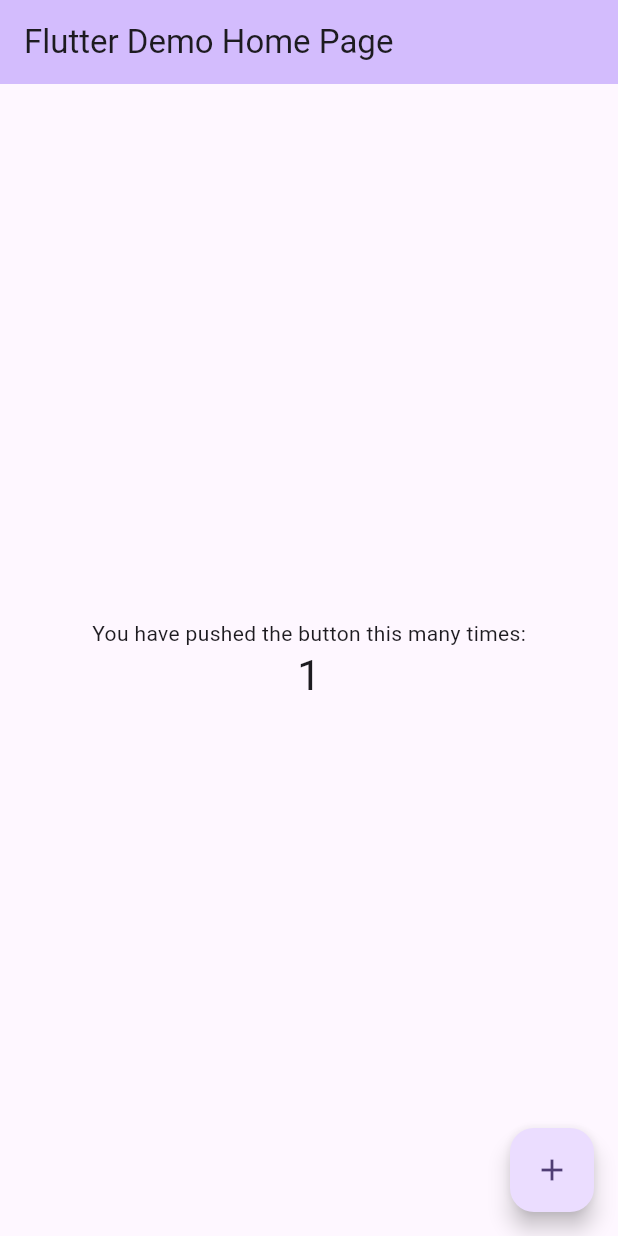
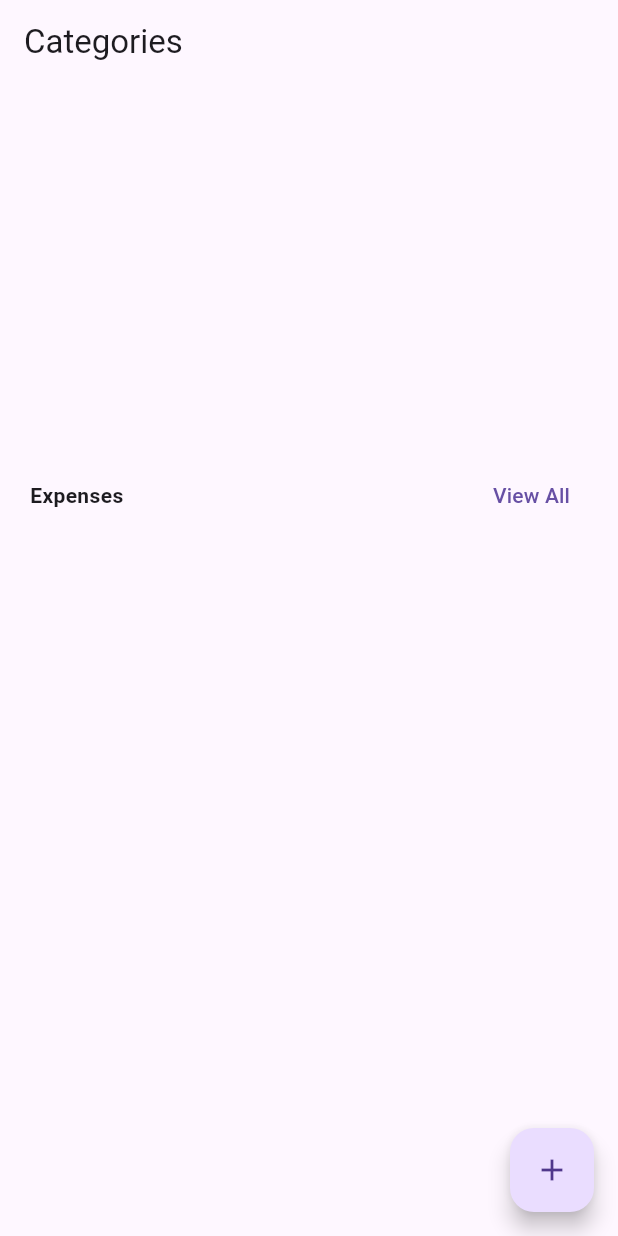
Before and after one commit to thushani-rubasinghe/Expences-Tracker-App, a Flutter app: the screen it shows after launch, after a tap on the "add" icon, on a phone screen of 412 x 824 dp. Run offline on Flutter 3.47's test engine with Material 3 defaults, Android fonts, the phone set to English and light mode, and no system bars; our stand-ins replace sqflite; accounts and stored records are empty.

Commit message:
category creation

```diff
--- a/lib/main.dart
+++ b/lib/main.dart
@@ -1,125 +1,29 @@
 import 'package:flutter/material.dart';
+import 'package:provider/provider.dart';
+import './models/database_provider.dart';
+// screens
+import './screens/category_screen.dart';
+
 
 void main() {
-  runApp(const MyApp());
+  runApp(ChangeNotifierProvider(
+    create: (_) => DatabaseProvider(),
+    child: const MyApp(),
+  ));
 }
 
 class MyApp extends StatelessWidget {
   const MyApp({super.key});
 
-  // This widget is the root of your application.
   @override
   Widget build(BuildContext context) {
     return MaterialApp(
-      title: 'Flutter Demo',
-      theme: ThemeData(
-        // This is the theme of your application.
-        //
-        // TRY THIS: Try running your application with "flutter run". You'll see
-        // the application has a purple toolbar. Then, without quitting the app,
-        // try changing the seedColor in the colorScheme below to Colors.green
-        // and then invoke "hot reload" (save your changes or press the "hot
-        // reload" button in a Flutter-supported IDE, or press "r" if you used
-        // the command line to start the app).
-        //
-        // Notice that the counter didn't reset back to zero; the application
-        // state is not lost during the reload. To reset the state, use hot
-        // restart instead.
-        //
-        // This works for code too, not just values: Most code changes can be
-        // tested with just a hot reload.
-        colorScheme: ColorScheme.fromSeed(seedColor: Colors.deepPurple),
-        useMaterial3: true,
-      ),
-      home: const MyHomePage(title: 'Flutter Demo Home Page'),
+      debugShowCheckedModeBanner: false,
+      initialRoute: CategoryScreen.name,
+      routes: {
+        CategoryScreen.name: (_) => const CategoryScreen(),
+
+      },
     );
   }
 }
-
-class MyHomePage extends StatefulWidget {
-  const MyHomePage({super.key, required this.title});
-
-  // This widget is the home page of your application. It is stateful, meaning
-  // that it has a State object (defined below) that contains fields that affect
-  // how it looks.
-
-  // This class is the configuration for the state. It holds the values (in this
-  // case the title) provided by the parent (in this case the App widget) and
-  // used by the build method of the State. Fields in a Widget subclass are
-  // always marked "final".
-
-  final String title;
-
-  @override
-  State<MyHomePage> createState() => _MyHomePageState();
-}
-
-class _MyHomePageState extends State<MyHomePage> {
-  int _counter = 0;
-
-  void _incrementCounter() {
-    setState(() {
-      // This call to setState tells the Flutter framework that something has
-      // changed in this State, which causes it to rerun the build method below
-      // so that the display can reflect the updated values. If we changed
-      // _counter without calling setState(), then the build method would not be
-      // called again, and so nothing would appear to happen.
-      _counter++;
-    });
-  }
-
-  @override
-  Widget build(BuildContext context) {
-    // This method is rerun every time setState is called, for instance as done
-    // by the _incrementCounter method above.
-    //
-    // The Flutter framework has been optimized to make rerunning build methods
-    // fast, so that you can just rebuild anything that needs updating rather
-    // than having to individually change instances of widgets.
-    return Scaffold(
-      appBar: AppBar(
-        // TRY THIS: Try changing the color here to a specific color (to
-        // Colors.amber, perhaps?) and trigger a hot reload to see the AppBar
-        // change color while the other colors stay the same.
-        backgroundColor: Theme.of(context).colorScheme.inversePrimary,
-        // Here we take the value from the MyHomePage object that was created by
-        // the App.build method, and use it to set our appbar title.
-        title: Text(widget.title),
-      ),
-      body: Center(
-        // Center is a layout widget. It takes a single child and positions it
-        // in the middle of the parent.
-        child: Column(
-          // Column is also a layout widget. It takes a list of children and
-          // arranges them vertically. By default, it sizes itself to fit its
-          // children horizontally, and tries to be as tall as its parent.
-          //
-          // Column has various properties to control how it sizes itself and
-          // how it positions its children. Here we use mainAxisAlignment to
-          // center the children vertically; the main axis here is the vertical
-          // axis because Columns are vertical (the cross axis would be
-          // horizontal).
-          //
-          // TRY THIS: Invoke "debug painting" (choose the "Toggle Debug Paint"
-          // action in the IDE, or press "p" in the console), to see the
-          // wireframe for each widget.
-          mainAxisAlignment: MainAxisAlignment.center,
-          children: <Widget>[
-            const Text(
-              'You have pushed the button this many times:',
-            ),
-            Text(
-              '$_counter',
-              style: Theme.of(context).textTheme.headlineMedium,
-            ),
-          ],
-        ),
-      ),
-      floatingActionButton: FloatingActionButton(
-        onPressed: _incrementCounter,
-        tooltip: 'Increment',
-        child: const Icon(Icons.add),
-      ), // This trailing comma makes auto-formatting nicer for build methods.
-    );
-  }
-}
--- /dev/null
+++ b/lib/models/database_provider.dart
@@ -0,0 +1,174 @@
+import 'package:flutter/material.dart';
+import 'package:sqflite/sqflite.dart';
+import 'package:path/path.dart';
+import '../constants/icons.dart';
+import './ex_category.dart';
+import 'expences.dart';
+
+
+class DatabaseProvider with ChangeNotifier {
+  String _searchText = '';
+
+  String get searchText => _searchText;
+
+  set searchText(String value) {
+    _searchText = value;
+    notifyListeners();
+    // when the value of the search text changes it will notify the widgets.
+  }
+
+  // in-app memory for holding the Expense categories temporarily
+  List<ExpenseCategory> _categories = [];
+
+  List<ExpenseCategory> get categories => _categories;
+
+  List<Expense> _expenses = [];
+
+  // when the search text is empty, return whole list, else search for the value
+  List<Expense> get expenses {
+    return _searchText != ''
+        ? _expenses
+        .where((e) =>
+        e.title.toLowerCase().contains(_searchText.toLowerCase()))
+        .toList()
+        : _expenses;
+  }
+
+  Database? _database;
+
+  Future<Database> get database async {
+    // database directory
+    final dbDirectory = await getDatabasesPath();
+    // database name
+    const dbName = 'expense_tc.db';
+    // full path
+    final path = join(dbDirectory, dbName);
+
+    _database = await openDatabase(
+      path,
+      version: 1,
+      onCreate: _createDb, // will create this separately
+    );
+
+    return _database!;
+  }
+
+  // _createDb function
+  static const cTable = 'categoryTable';
+  static const eTable = 'expenseTable';
+
+  Future<void> _createDb(Database db, int version) async {
+    // this method runs only once. when the database is being created
+    // so create the tables here and if you want to insert some initial values
+    // insert it in this function.
+
+    await db.transaction((txn) async {
+      // category table
+      await txn.execute('''CREATE TABLE $cTable(
+        title TEXT,
+        entries INTEGER,
+        totalAmount TEXT
+      )''');
+      // expense table
+      await txn.execute('''CREATE TABLE $eTable(
+        id INTEGER PRIMARY KEY AUTOINCREMENT,
+        title TEXT,
+        amount TEXT,
+        date TEXT,
+        category TEXT
+      )''');
+
+      // insert the initial categories.
+      // this will add all the categories to category table and initialize the 'entries' with 0 and 'totalAmount' to 0.0
+      for (int i = 0; i < icons.length; i++) {
+        await txn.insert(cTable, {
+          'title': icons.keys.toList()[i],
+          'entries': 0,
+          'totalAmount': (0.0).toString(),
+        });
+      }
+    });
+  }
+
+  // method to fetch categories
+
+  Future<List<ExpenseCategory>> fetchCategories() async {
+    // get the database
+    final db = await database;
+    return await db.transaction((txn) async {
+      return await txn.query(cTable).then((data) {
+        // 'data' is our fetched value
+        // convert it from "Map<String, object>" to "Map<String, dynamic>"
+        final converted = List<Map<String, dynamic>>.from(data);
+        // create a 'ExpenseCategory'from every 'map' in this 'converted'
+        List<ExpenseCategory> nList = List.generate(converted.length,
+                (index) => ExpenseCategory.fromString(converted[index]));
+        // set the value of 'categories' to 'nList'
+        _categories = nList;
+        // return the '_categories'
+        return _categories;
+      });
+    });
+  }
+
+  Future<void> updateCategory(String category,
+      int nEntries,
+      double nTotalAmount,) async {
+    final db = await database;
+    await db.transaction((txn) async {
+      await txn
+          .update(
+        cTable, // category table
+        {
+          'entries': nEntries, // new value of 'entries'
+          'totalAmount': nTotalAmount.toString(), // new value of 'totalAmount'
+        },
+        where: 'title == ?', // in table where the title ==
+        whereArgs: [category], // this category.
+      )
+          .then((_) {
+        // after updating in database. update it in our in-app memory too.
+        var file =
+        _categories.firstWhere((element) => element.title == category);
+        file.entries = nEntries;
+        file.totalAmount = nTotalAmount;
+        notifyListeners();
+      });
+    });
+  }
+
+  // method to add an expense to database
+
+  Future<void> addExpense(Expense exp) async {
+    final db = await database;
+    await db.transaction((txn) async {
+      await txn
+          .insert(
+        eTable,
+        exp.toMap(),
+        conflictAlgorithm: ConflictAlgorithm.replace,
+      )
+          .then((generatedId) {
+        // after inserting in a database. we store it in in-app memory with new expense with generated id
+        final file = Expense(
+            id: generatedId,
+            title: exp.title,
+            amount: exp.amount,
+            date: exp.date,
+            category: exp.category);
+        // add it to '_expenses'
+
+        _expenses.add(file);
+        // notify the listeners about the change in value of '_expenses'
+        notifyListeners();
+        // after we inserted the expense, we need to update the 'entries' and 'totalAmount' of the related 'category'
+        var ex = findCategory(exp.category);
+
+        updateCategory(
+            exp.category, ex.entries + 1, ex.totalAmount + exp.amount);
+      });
+    });
+  }
+
+  findCategory(String category) {}
+}
--- /dev/null
+++ b/lib/models/ex_category.dart
@@ -0,0 +1,41 @@
+// this is expense category class or model
+// every expense will have a category that it belongs to.
+import 'package:flutter/material.dart';
+import '../constants/icons.dart';
+
+class ExpenseCategory {
+  final String title; // the title of the category
+  int entries =
+  0; // how many expenses are in this category. it will change overtime
+  double totalAmount = 0.0; // total amount of expenses in this category
+  final IconData icon; // we will define some constant icons.
+
+  // constructor
+  ExpenseCategory({
+    required this.title,
+    required this.entries,
+    required this.totalAmount,
+    required this.icon,
+  });
+
+  // we need a method to convert this 'model' to a 'Map'.
+  // so that we can insert it into a database
+  Map<String, dynamic> toMap() => {
+    'title': title,
+    'entries': entries,
+    'totalAmount': totalAmount
+        .toString(), // our database won't be able to store double values so we convert it to a string
+    // not gonna store the icons in database. that's too much work.
+  };
+
+  // when we retrieve the data from the database it will be a 'Map'.
+  // for our app to understand the data, we need to convert it back to a 'Expense Category'
+  factory ExpenseCategory.fromString(Map<String, dynamic> value) =>
+      ExpenseCategory(
+        title: value['title'],
+        entries: value['entries'],
+        totalAmount: double.parse(value['totalAmount']),
+        // it will search the 'icons' map and find the value related to the title.
+        icon: icons[value['title']]!,
+      );
+}
--- /dev/null
+++ b/lib/models/expences.dart
@@ -0,0 +1,34 @@
+class Expense {
+  final int id; // unique id for every expense
+  final String title; // what are we spending on
+  final double amount; // how much are we spending
+  final DateTime date; // when are we spending
+  final String category; // which category on we spending
+
+  // constructor
+  Expense({
+    required this.id,
+    required this.title,
+    required this.amount,
+    required this.date,
+    required this.category,
+
+  });
+
+  // 'Expense' to 'Map'
+  Map<String, dynamic> toMap() => {
+    // id will generate automatically
+    'title': title,
+    'amount': amount.toString(),
+    'date': date.toString(),
+    'category': category,
+  };
+
+  // 'Map' to 'Expense'
+  factory Expense.fromString(Map<String, dynamic> value) => Expense(
+      id: value['id'],
+      title: value['title'],
+      amount: double.parse(value['amount']),
+      date: DateTime.parse(value['date']),
+      category: value['category']);
+}
--- /dev/null
+++ b/lib/screens/category_screen.dart
@@ -0,0 +1,28 @@
+import 'package:flutter/material.dart';
+import '../widgets/category_screen/category_fetcher.dart';
+
+
+class CategoryScreen extends StatelessWidget {
+  const CategoryScreen({super.key});
+
+  static const name = '/category_screen'; // for routes
+  @override
+  Widget build(BuildContext context) {
+    return Scaffold(
+      appBar: AppBar(
+        title: const Text('Categories'),
+      ),
+      body: const CategoryFetcher(),
+      floatingActionButton: FloatingActionButton(
+        onPressed: () {
+
+            context: context;
+            isScrollControlled: true;
+
+
+        },
+        child: const Icon(Icons.add),
+      ),
+    );
+  }
+}
--- /dev/null
+++ b/lib/widgets/category_screen/category_fetcher.dart
@@ -0,0 +1,73 @@
+import 'package:flutter/material.dart';
+import 'package:provider/provider.dart';
+import '../../models/database_provider.dart';
+
+class CategoryFetcher extends StatefulWidget {
+  const CategoryFetcher({super.key});
+
+  @override
+  State<CategoryFetcher> createState() => _CategoryFetcherState();
+}
+
+class _CategoryFetcherState extends State<CategoryFetcher> {
+  late Future _categoryList;
+
+  Future _getCategoryList() async {
+    final provider = Provider.of<DatabaseProvider>(context, listen: false);
+    return await provider.fetchCategories();
+  }
+
+  @override
+  void initState() {
+    super.initState();
+    // fetch the list and set it to _categoryList
+    _categoryList = _getCategoryList();
+  }
+
+  @override
+  Widget build(BuildContext context) {
+    return FutureBuilder(
+      future: _categoryList,
+      builder: (_, snapshot) {
+        if (snapshot.connectionState == ConnectionState.done) {
+          // if connection is done then check for errors or return the result
+          if (snapshot.hasError) {
+            return Center(child: Text(snapshot.error.toString()));
+          } else {
+            return Padding(
+              padding: const EdgeInsets.symmetric(horizontal: 20.0),
+              child: Column(
+                children: [
+                  const SizedBox(
+                    height: 250.0,
+
+                  ),
+                  Row(
+                    mainAxisAlignment: MainAxisAlignment.spaceBetween,
+                    children: [
+                      const Text(
+                        'Expenses',
+                        style: TextStyle(
+                          fontWeight: FontWeight.bold,
+                        ),
+                      ),
+                      TextButton(
+                        onPressed: () {
+
+                        },
+                        child: const Text('View All'),
+                      ),
+                    ],
+                  ),
+
+                ],
+              ),
+            );
+          }
+        } else {
+          return const Center(child: CircularProgressIndicator());
+        }
+      },
+    );
+  }
+}
--- /dev/null
+++ b/lib/widgets/category_screen/category_list.dart
@@ -0,0 +1,25 @@
+import 'package:flutter/material.dart';
+import 'package:provider/provider.dart';
+import '../../models/database_provider.dart';
+
+
+class CategoryList extends StatelessWidget {
+  const CategoryList({
+    Key? key,
+  }) : super(key: key);
+
+  @override
+  Widget build(BuildContext context) {
+    return Consumer<DatabaseProvider>(
+      builder: (_, db, __) {
+        // get the categories
+        var list = db.categories;
+        return ListView.builder(
+            physics: const BouncingScrollPhysics(
+                parent: AlwaysScrollableScrollPhysics()),
+            itemCount: list.length, itemBuilder: (BuildContext context, int index) {  },);
+
+      },
+    );
+  }
+}
--- a/pubspec.yaml
+++ b/pubspec.yaml
@@ -35,6 +35,8 @@ dependencies:
   # The following adds the Cupertino Icons font to your application.
   # Use with the CupertinoIcons class for iOS style icons.
   cupertino_icons: ^1.0.6
+  sqflite: ^2.3.3+1
+  provider: ^6.1.2
 
 dev_dependencies:
   flutter_test:
```
Also changed, not shown: pubspec.lock, 1 other file.
